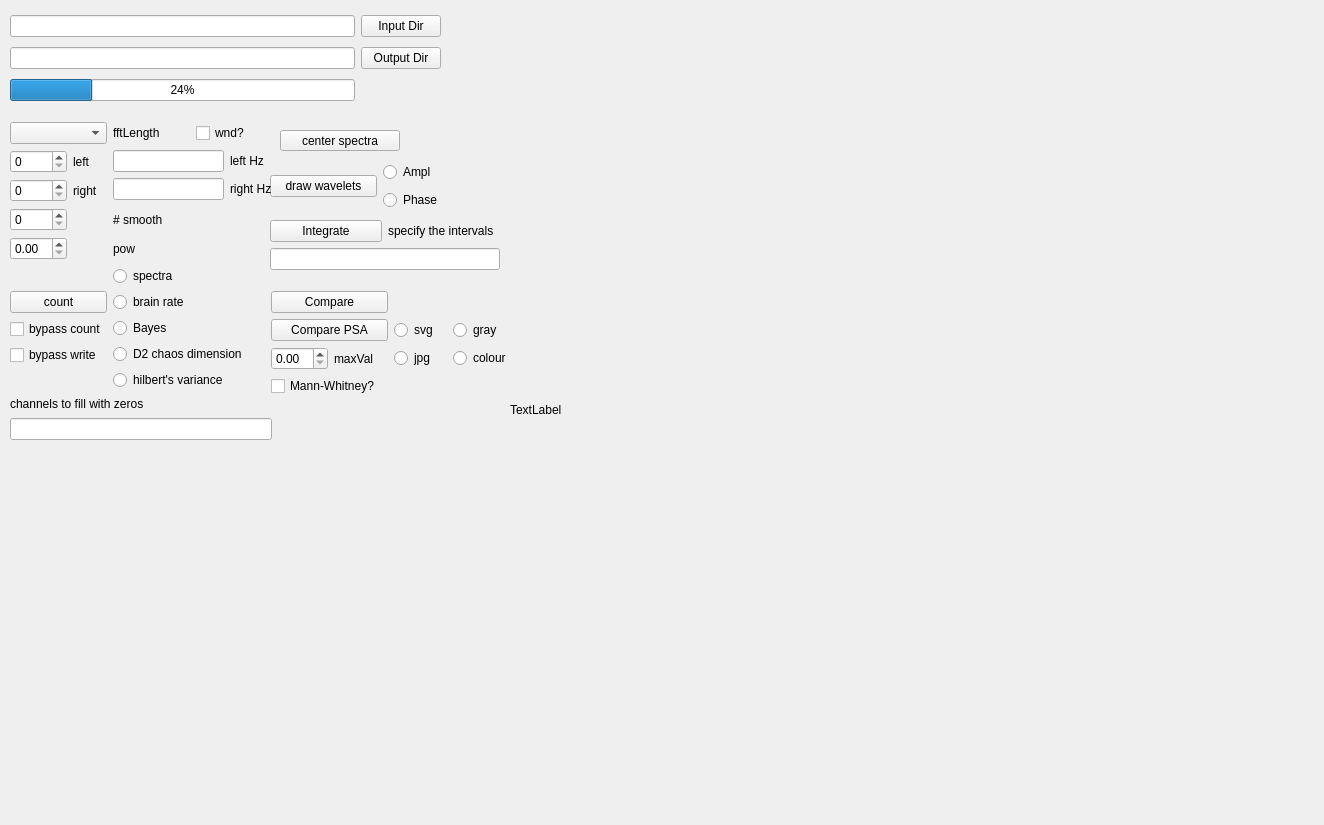
This is spectre.ui in ArtfulVampire/SecondGUIrepo as Qt 5 draws it before an edit. The edited form follows.
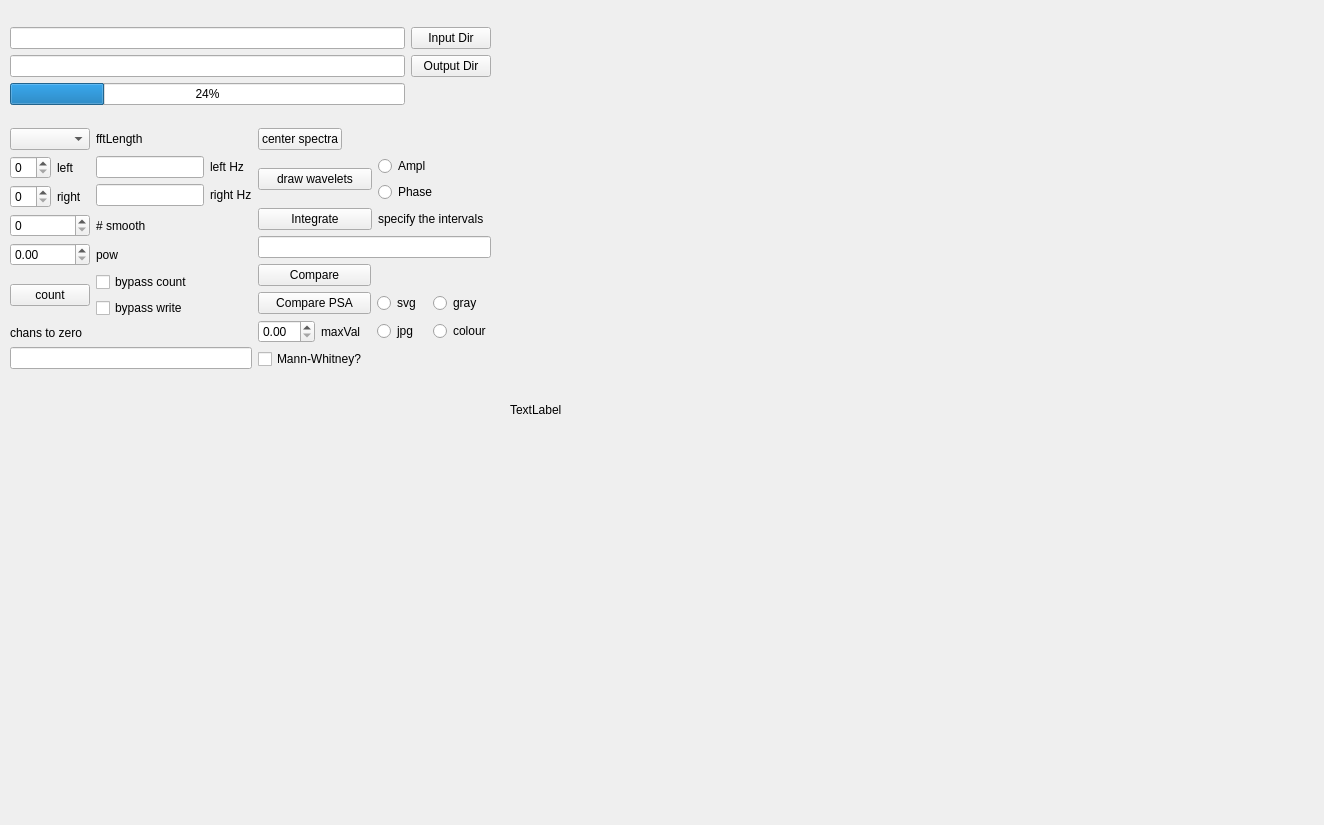
This is the edited form.

```diff
--- a/spectre.ui
+++ b/spectre.ui
@@ -13,15 +13,30 @@
   <property name="windowTitle">
    <string>Form</string>
   </property>
-  <widget class="QWidget" name="layoutWidget1">
+  <widget class="QLabel" name="specLabel">
+   <property name="geometry">
+    <rect>
+     <x>510</x>
+     <y>10</y>
+     <width>800</width>
+     <height>800</height>
+    </rect>
+   </property>
+   <property name="text">
+    <string>TextLabel</string>
+   </property>
+  </widget>
+  <widget class="QWidget" name="">
    <property name="geometry">
     <rect>
      <x>10</x>
-     <y>11</y>
-     <width>431</width>
-     <height>95</height>
+     <y>10</y>
+     <width>481</width>
+     <height>377</height>
     </rect>
    </property>
+   <layout class="QGridLayout" name="gridLayout_5">
+    <item row="0" column="0" colspan="2">
    <layout class="QGridLayout" name="browseGridLayout">
     <item row="0" column="0">
      <widget class="QLineEdit" name="inputDirLineEdit"/>
@@ -51,112 +66,27 @@
      </widget>
     </item>
    </layout>
-  </widget>
-  <widget class="QLabel" name="specLabel">
-   <property name="geometry">
-    <rect>
-     <x>510</x>
-     <y>10</y>
-     <width>800</width>
-     <height>800</height>
-    </rect>
-   </property>
-   <property name="text">
-    <string>TextLabel</string>
-   </property>
-  </widget>
-  <widget class="QPushButton" name="centerButton">
-   <property name="geometry">
-    <rect>
-     <x>280</x>
-     <y>130</y>
-     <width>120</width>
-     <height>21</height>
-    </rect>
-   </property>
-   <property name="text">
-    <string>center spectra</string>
-   </property>
-  </widget>
-  <widget class="QWidget" name="layoutWidget2">
-   <property name="geometry">
-    <rect>
-     <x>270</x>
-     <y>160</y>
-     <width>220</width>
-     <height>52</height>
-    </rect>
-   </property>
-   <layout class="QHBoxLayout" name="horizontalLayout_2">
-    <item>
-     <widget class="QPushButton" name="waveletsPushButton">
-      <property name="text">
-       <string>draw wavelets</string>
-      </property>
-     </widget>
     </item>
-    <item>
-     <layout class="QVBoxLayout" name="verticalLayout_3">
-      <item>
-       <widget class="QRadioButton" name="amplitudeWaveletButton">
-        <property name="text">
-         <string>Ampl</string>
-        </property>
-       </widget>
-      </item>
-      <item>
-       <widget class="QRadioButton" name="phaseWaveletButton">
-        <property name="text">
-         <string>Phase</string>
-        </property>
-       </widget>
-      </item>
-     </layout>
-    </item>
-   </layout>
-  </widget>
-  <widget class="QWidget" name="layoutWidget3">
-   <property name="geometry">
-    <rect>
-     <x>10</x>
-     <y>122</y>
-     <width>262</width>
-     <height>318</height>
-    </rect>
-   </property>
+    <item row="1" column="0">
    <layout class="QGridLayout" name="gridLayout_3">
-    <item row="0" column="0" colspan="2">
+      <item row="0" column="0">
      <widget class="QComboBox" name="fftComboBox"/>
     </item>
-    <item row="0" column="2">
-     <layout class="QHBoxLayout" name="horizontalLayout">
-      <item>
-       <widget class="QLabel" name="label">
-        <property name="text">
-         <string>fftLength</string>
-        </property>
-       </widget>
-      </item>
-      <item>
-       <widget class="QCheckBox" name="wndCheckBox">
-        <property name="text">
-         <string>wnd?</string>
-        </property>
-       </widget>
-      </item>
-     </layout>
-    </item>
     <item row="1" column="0">
+       <layout class="QHBoxLayout" name="horizontalLayout_3">
+        <item>
      <widget class="QSpinBox" name="leftSpinBox"/>
     </item>
-    <item row="1" column="1">
+        <item>
      <widget class="QLabel" name="label_2">
       <property name="text">
        <string>left</string>
       </property>
      </widget>
     </item>
-    <item row="1" column="2" rowspan="2">
+       </layout>
+      </item>
+      <item row="1" column="1" rowspan="2">
      <layout class="QGridLayout" name="gridLayout_2">
       <item row="0" column="1">
        <widget class="QLabel" name="label_9">
@@ -181,19 +111,23 @@
      </layout>
     </item>
     <item row="2" column="0">
+       <layout class="QHBoxLayout" name="horizontalLayout_4">
+        <item>
      <widget class="QSpinBox" name="rightSpinBox"/>
     </item>
-    <item row="2" column="1">
+        <item>
      <widget class="QLabel" name="label_3">
       <property name="text">
        <string>right</string>
       </property>
      </widget>
     </item>
+       </layout>
+      </item>
     <item row="3" column="0">
      <widget class="QSpinBox" name="smoothBox"/>
     </item>
-    <item row="3" column="2">
+      <item row="3" column="1">
      <widget class="QLabel" name="label_4">
       <property name="text">
        <string># smooth</string>
@@ -203,35 +137,22 @@
     <item row="4" column="0">
      <widget class="QDoubleSpinBox" name="powDoubleSpinBox"/>
     </item>
-    <item row="4" column="2">
+      <item row="4" column="1">
      <widget class="QLabel" name="label_13">
       <property name="text">
        <string>pow</string>
       </property>
      </widget>
     </item>
-    <item row="5" column="0" rowspan="5" colspan="2">
-     <layout class="QVBoxLayout" name="verticalLayout">
-      <item>
-       <spacer name="verticalSpacer">
-        <property name="orientation">
-         <enum>Qt::Vertical</enum>
-        </property>
-        <property name="sizeHint" stdset="0">
-         <size>
-          <width>20</width>
-          <height>40</height>
-         </size>
-        </property>
-       </spacer>
-      </item>
-      <item>
+      <item row="5" column="0">
        <widget class="QPushButton" name="countButton">
         <property name="text">
          <string>count</string>
         </property>
        </widget>
       </item>
+      <item row="5" column="1">
+       <layout class="QVBoxLayout" name="verticalLayout">
       <item>
        <widget class="QCheckBox" name="bypassCountCheckBox">
         <property name="text">
@@ -246,77 +167,83 @@
         </property>
        </widget>
       </item>
-      <item>
-       <spacer name="verticalSpacer_2">
-        <property name="orientation">
-         <enum>Qt::Vertical</enum>
-        </property>
-        <property name="sizeHint" stdset="0">
-         <size>
-          <width>20</width>
-          <height>40</height>
-         </size>
-        </property>
-       </spacer>
-      </item>
-     </layout>
-    </item>
-    <item row="5" column="2">
-     <widget class="QRadioButton" name="spectraRadioButton">
-      <property name="text">
-       <string>spectra</string>
-      </property>
-     </widget>
-    </item>
-    <item row="6" column="2">
-     <widget class="QRadioButton" name="brainRateRadioButton">
-      <property name="text">
-       <string>brain rate</string>
-      </property>
-     </widget>
-    </item>
-    <item row="7" column="2">
-     <widget class="QRadioButton" name="bayesRadioButton">
-      <property name="text">
-       <string>Bayes</string>
-      </property>
-     </widget>
-    </item>
-    <item row="8" column="2">
-     <widget class="QRadioButton" name="d2RadioButton">
-      <property name="text">
-       <string>D2 chaos dimension</string>
-      </property>
-     </widget>
-    </item>
-    <item row="9" column="2">
-     <widget class="QRadioButton" name="hilbertsVarRadioButton">
-      <property name="text">
-       <string>hilbert's variance</string>
-      </property>
-     </widget>
-    </item>
-    <item row="11" column="0" colspan="3">
-     <widget class="QLineEdit" name="dropChannelsLineEdit"/>
-    </item>
-    <item row="10" column="0" colspan="3">
+       </layout>
+      </item>
+      <item row="6" column="0" colspan="2">
      <widget class="QLabel" name="label_5">
       <property name="text">
-       <string>channels to fill with zeros</string>
+         <string>chans to zero</string>
       </property>
      </widget>
     </item>
-   </layout>
-  </widget>
-  <widget class="QWidget" name="layoutWidget4">
-   <property name="geometry">
-    <rect>
-     <x>270</x>
-     <y>220</y>
-     <width>230</width>
-     <height>52</height>
-    </rect>
-   </property>
+      <item row="7" column="0" colspan="2">
+       <widget class="QLineEdit" name="dropChannelsLineEdit"/>
+      </item>
+      <item row="0" column="1">
+       <widget class="QLabel" name="label">
+        <property name="text">
+         <string>fftLength</string>
+        </property>
+       </widget>
+      </item>
+     </layout>
+    </item>
+    <item row="1" column="1">
+     <layout class="QVBoxLayout" name="verticalLayout_2">
+      <item>
+       <layout class="QHBoxLayout" name="horizontalLayout">
+        <item>
+         <widget class="QPushButton" name="centerButton">
+          <property name="text">
+           <string>center spectra</string>
+          </property>
+         </widget>
+        </item>
+        <item>
+         <spacer name="horizontalSpacer">
+          <property name="orientation">
+           <enum>Qt::Horizontal</enum>
+          </property>
+          <property name="sizeHint" stdset="0">
+           <size>
+            <width>40</width>
+            <height>20</height>
+           </size>
+          </property>
+         </spacer>
+        </item>
+       </layout>
+      </item>
+      <item>
+       <layout class="QHBoxLayout" name="horizontalLayout_2">
+        <item>
+         <widget class="QPushButton" name="waveletsPushButton">
+          <property name="text">
+           <string>draw wavelets</string>
+          </property>
+         </widget>
+        </item>
+        <item>
+         <layout class="QVBoxLayout" name="verticalLayout_3">
+          <item>
+           <widget class="QRadioButton" name="amplitudeWaveletButton">
+            <property name="text">
+             <string>Ampl</string>
+            </property>
+           </widget>
+          </item>
+          <item>
+           <widget class="QRadioButton" name="phaseWaveletButton">
+            <property name="text">
+             <string>Phase</string>
+            </property>
+           </widget>
+          </item>
+         </layout>
+        </item>
+       </layout>
+      </item>
+      <item>
    <layout class="QGridLayout" name="gridLayout_4">
     <item row="0" column="0">
      <widget class="QPushButton" name="integrateButton">
@@ -336,16 +263,8 @@
      <widget class="QLineEdit" name="integrateLineEdit"/>
     </item>
    </layout>
-  </widget>
-  <widget class="QWidget" name="layoutWidget5">
-   <property name="geometry">
-    <rect>
-     <x>271</x>
-     <y>291</y>
-     <width>240</width>
-     <height>107</height>
-    </rect>
-   </property>
+      </item>
+      <item>
    <layout class="QGridLayout" name="gridLayout">
     <item row="0" column="0" colspan="2">
      <widget class="QPushButton" name="avButton">
@@ -405,6 +324,10 @@
        <string>Mann-Whitney?</string>
       </property>
      </widget>
+        </item>
+       </layout>
+      </item>
+     </layout>
     </item>
    </layout>
   </widget>
```
Lines whose indentation alone changed are shown as unchanged.
